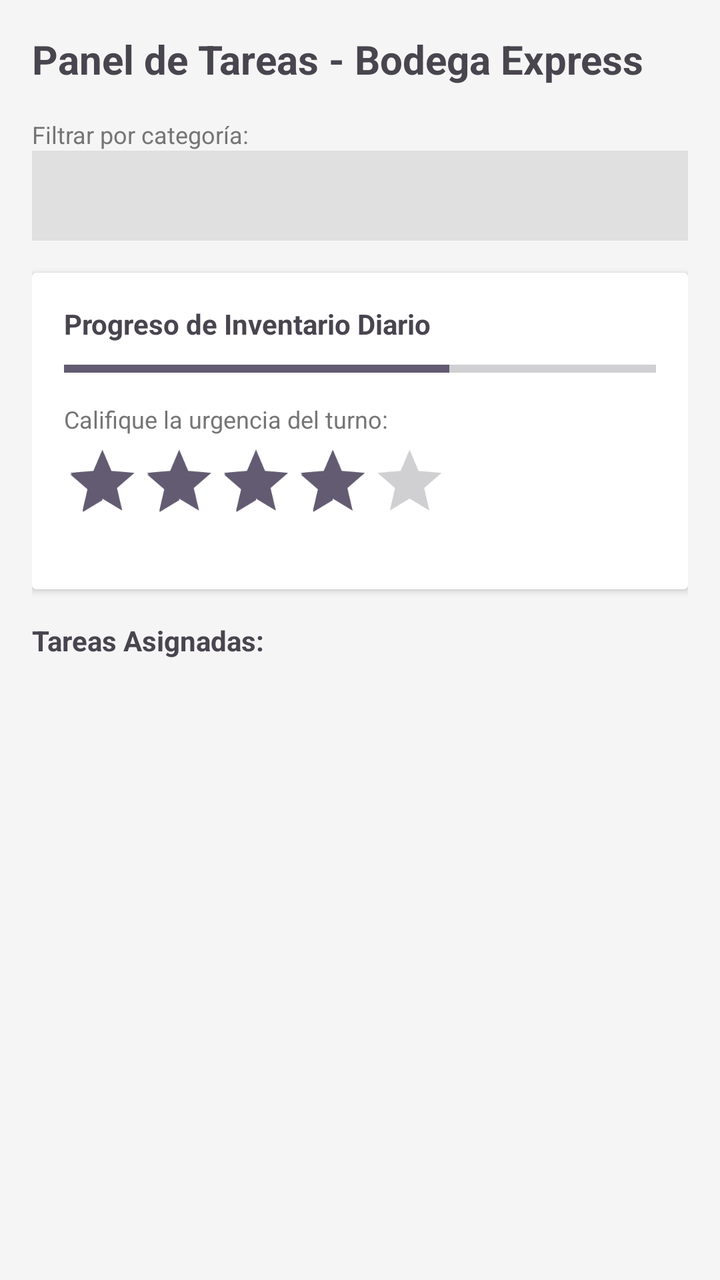
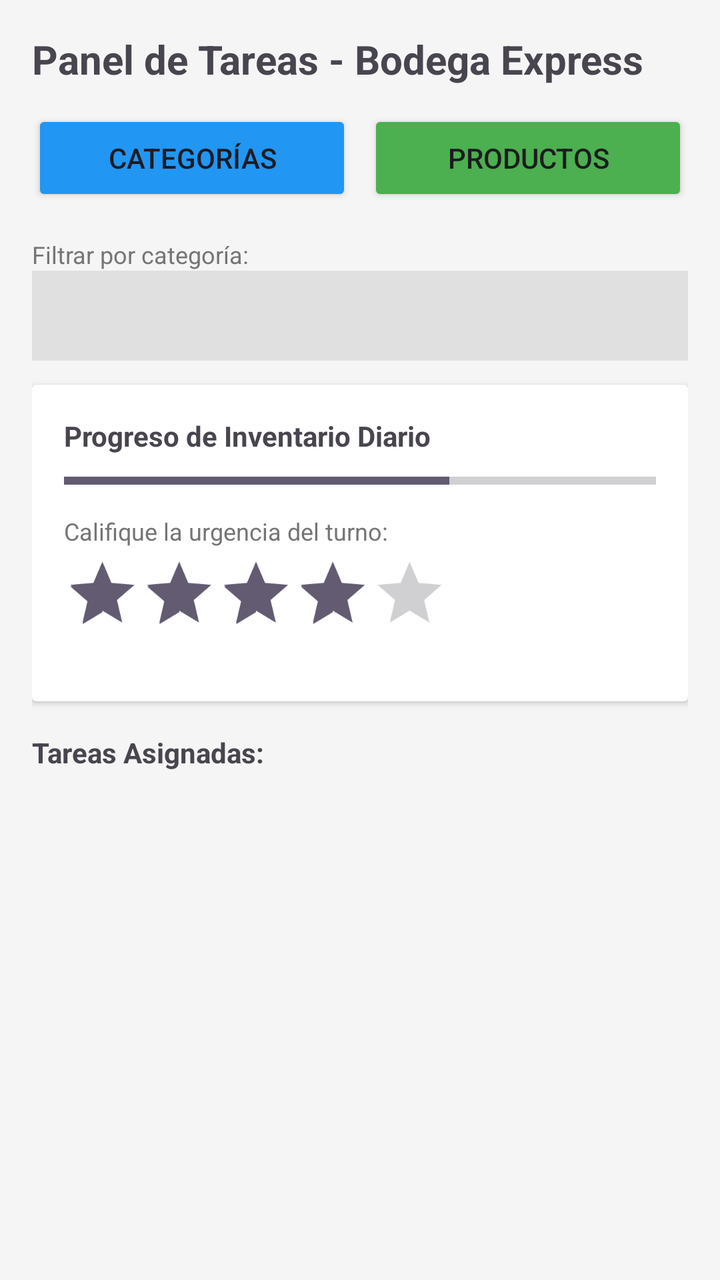

The first picture is an Android layout as it rendered before a commit; the second is the same layout after the commit. The layout source and the unified diff follow.
<!-- AndroidManifest.xml: application theme Theme.MiAplicacionBodegaTaskMaster -->
<!-- res/layout/activity_main.xml -->
<?xml version="1.0" encoding="utf-8"?>
<LinearLayout xmlns:android="http://schemas.android.com/apk/res/android"
    android:layout_width="match_parent"
    android:layout_height="match_parent"
    android:orientation="vertical"
    android:padding="16dp"
    android:background="#F5F5F5">

    
    <TextView
        android:layout_width="wrap_content"
        android:layout_height="wrap_content"
        android:text="Panel de Tareas - Bodega Express"
        android:textSize="20sp"
        android:textStyle="bold"
        android:layout_marginBottom="16dp"/>

    
    <TextView
        android:layout_width="wrap_content"
        android:layout_height="wrap_content"
        android:text="Filtrar por categoría:"
        android:textSize="12sp"
        android:textColor="#757575"/>

    <Spinner
        android:id="@+id/spinnerCategorias"
        android:layout_width="match_parent"
        android:layout_height="45dp"
        android:layout_marginBottom="16dp"
        android:background="#E0E0E0"/>

    
    <androidx.cardview.widget.CardView
        android:layout_width="match_parent"
        android:layout_height="wrap_content"
        android:layout_marginBottom="16dp"
        android:elevation="4dp">

        <LinearLayout
            android:layout_width="match_parent"
            android:layout_height="wrap_content"
            android:orientation="vertical"
            android:padding="16dp">

            <TextView
                android:layout_width="wrap_content"
                android:layout_height="wrap_content"
                android:text="Progreso de Inventario Diario"
                android:textStyle="bold"
                android:layout_marginBottom="8dp"/>

            
            <ProgressBar
                android:id="@+id/progressBar"
                style="?android:attr/progressBarStyleHorizontal"
                android:layout_width="match_parent"
                android:layout_height="10dp"
                android:progress="65"
                android:layout_marginBottom="12dp"/>

            
            <TextView
                android:layout_width="wrap_content"
                android:layout_height="wrap_content"
                android:text="Califique la urgencia del turno:"
                android:textSize="12sp"
                android:textColor="#757575"
                android:layout_marginBottom="4dp"/>

            <RatingBar
                android:id="@+id/ratingBar"
                android:layout_width="wrap_content"
                android:layout_height="wrap_content"
                android:numStars="5"
                android:stepSize="1.0"
                android:rating="4.0"
                android:scaleX="0.8"
                android:scaleY="0.8"
                android:transformPivotX="0dp"/>
        </LinearLayout>
    </androidx.cardview.widget.CardView>

    
    <TextView
        android:layout_width="wrap_content"
        android:layout_height="wrap_content"
        android:text="Tareas Asignadas:"
        android:textStyle="bold"
        android:layout_marginBottom="8dp"/>

    <androidx.recyclerview.widget.RecyclerView
        android:id="@+id/recyclerTareas"
        android:layout_width="match_parent"
        android:layout_height="match_parent"/>

</LinearLayout>
<!-- resources referenced by this layout -->
<resources>
  <style name="Theme.MiAplicacionBodegaTaskMaster" parent="Base.Theme.MiAplicacionBodegaTaskMaster" />
  <style name="Base.Theme.MiAplicacionBodegaTaskMaster" parent="Theme.Material3.DayNight.NoActionBar">
          
          
      </style>
</resources>

<!-- the commit's change to res/layout/activity_main.xml (unified diff, before → after) -->
@@ -13,7 +13,32 @@
         android:text="Panel de Tareas - Bodega Express"
         android:textSize="20sp"
         android:textStyle="bold"
-        android:layout_marginBottom="16dp"/>
+        android:layout_marginBottom="12dp"/>
+
+    
+    <LinearLayout
+        android:layout_width="match_parent"
+        android:layout_height="wrap_content"
+        android:orientation="horizontal"
+        android:layout_marginBottom="16dp">
+
+        <Button
+            android:id="@+id/btnIrCategorias"
+            android:layout_width="0dp"
+            android:layout_height="wrap_content"
+            android:layout_weight="1"
+            android:text="Categorías"
+            android:layout_marginRight="8dp"
+            android:backgroundTint="#2196F3"/>
+
+        <Button
+            android:id="@+id/btnIrProductos"
+            android:layout_width="0dp"
+            android:layout_height="wrap_content"
+            android:layout_weight="1"
+            android:text="Productos"
+            android:backgroundTint="#4CAF50"/>
+    </LinearLayout>
 
     
     <TextView
@@ -27,7 +52,7 @@
         android:id="@+id/spinnerCategorias"
         android:layout_width="match_parent"
         android:layout_height="45dp"
-        android:layout_marginBottom="16dp"
+        android:layout_marginBottom="12dp"
         android:background="#E0E0E0"/>
 
     
